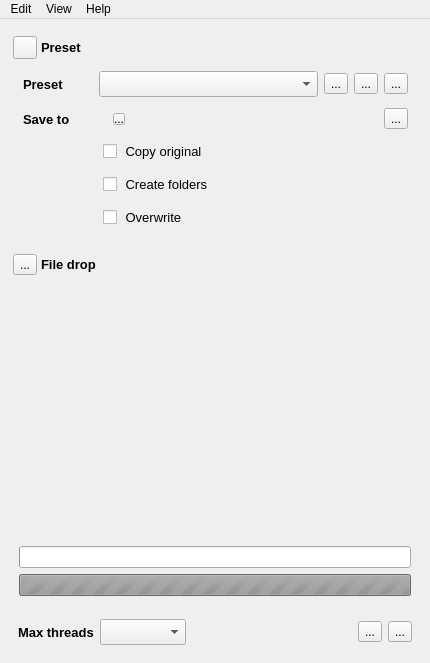
This is jobman.ui in mikaelsundell/jobman as Qt 5 draws it before an edit. The edited form follows.
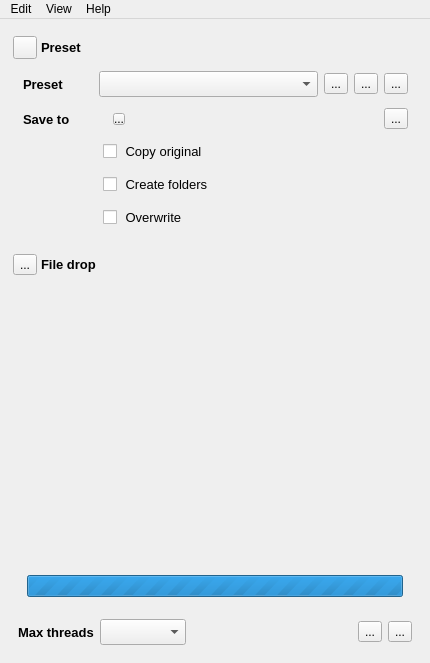
This is the edited form. The open tabs and pages were chosen to show the change. Icons and pictures are not drawn. Custom widgets are drawn as their Qt base class.

Commit message: Added stylesheet for horizontal scrollbar Changed Slider to IntSlider in preset Improved activate

Patch:
```diff
--- a/jobman.ui
+++ b/jobman.ui
@@ -723,11 +723,45 @@
               </size>
              </property>
              <layout class="QVBoxLayout" name="verticalLayout_3">
+              <property name="spacing">
+               <number>0</number>
+              </property>
               <property name="leftMargin">
                <number>0</number>
               </property>
+              <property name="topMargin">
+               <number>0</number>
+              </property>
               <property name="rightMargin">
                <number>0</number>
+              </property>
+              <property name="bottomMargin">
+               <number>0</number>
+              </property>
+              <item>
+               <widget class="QStackedWidget" name="progressWidget">
+                <property name="sizePolicy">
+                 <sizepolicy hsizetype="Preferred" vsizetype="Fixed">
+                  <horstretch>0</horstretch>
+                  <verstretch>0</verstretch>
+                 </sizepolicy>
+                </property>
+                <property name="currentIndex">
+                 <number>0</number>
+                </property>
+                <widget class="QWidget" name="page">
+                 <layout class="QVBoxLayout" name="verticalLayout_8">
+                  <property name="leftMargin">
+                   <number>8</number>
+                  </property>
+                  <property name="topMargin">
+                   <number>8</number>
+                  </property>
+                  <property name="rightMargin">
+                   <number>8</number>
+                  </property>
+                  <property name="bottomMargin">
+                   <number>8</number>
               </property>
               <item>
                <widget class="QProgressBar" name="idleprogress">
@@ -742,17 +776,30 @@
                 </property>
                </widget>
               </item>
+                 </layout>
+                </widget>
+                <widget class="QWidget" name="page_2">
+                 <property name="autoFillBackground">
+                  <bool>false</bool>
+                 </property>
+                 <property name="styleSheet">
+                  <string notr="true"/>
+                 </property>
+                 <layout class="QVBoxLayout" name="verticalLayout_9">
+                  <property name="leftMargin">
+                   <number>8</number>
+                  </property>
+                  <property name="topMargin">
+                   <number>8</number>
+                  </property>
+                  <property name="rightMargin">
+                   <number>8</number>
+                  </property>
+                  <property name="bottomMargin">
+                   <number>8</number>
+                  </property>
               <item>
                <widget class="QProgressBar" name="fileprogress">
-                <property name="enabled">
-                 <bool>false</bool>
-                </property>
-                <property name="sizePolicy">
-                 <sizepolicy hsizetype="Expanding" vsizetype="Preferred">
-                  <horstretch>0</horstretch>
-                  <verstretch>0</verstretch>
-                 </sizepolicy>
-                </property>
                 <property name="maximum">
                  <number>0</number>
                 </property>
@@ -762,6 +809,10 @@
                 <property name="textVisible">
                  <bool>false</bool>
                 </property>
+                   </widget>
+                  </item>
+                 </layout>
+                </widget>
                </widget>
               </item>
              </layout>
```
Left out of the diff: 36 changed lines with no effect on the pictures. Lines whose indentation alone changed are shown as unchanged. The commit also changes 3 other files.
